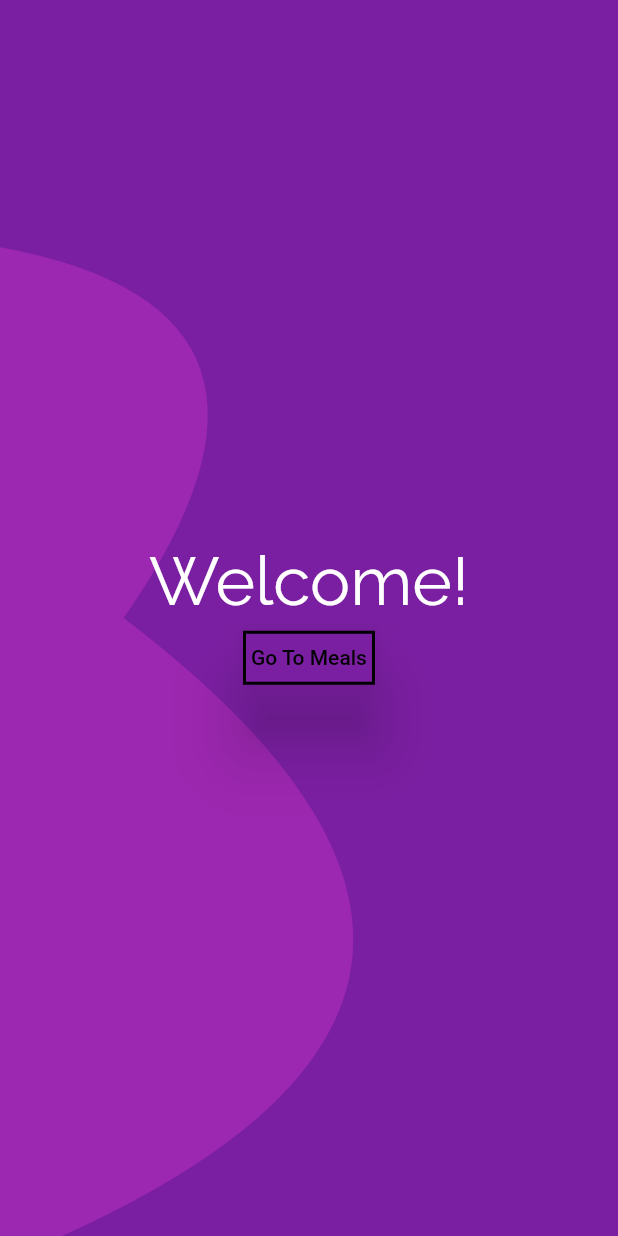
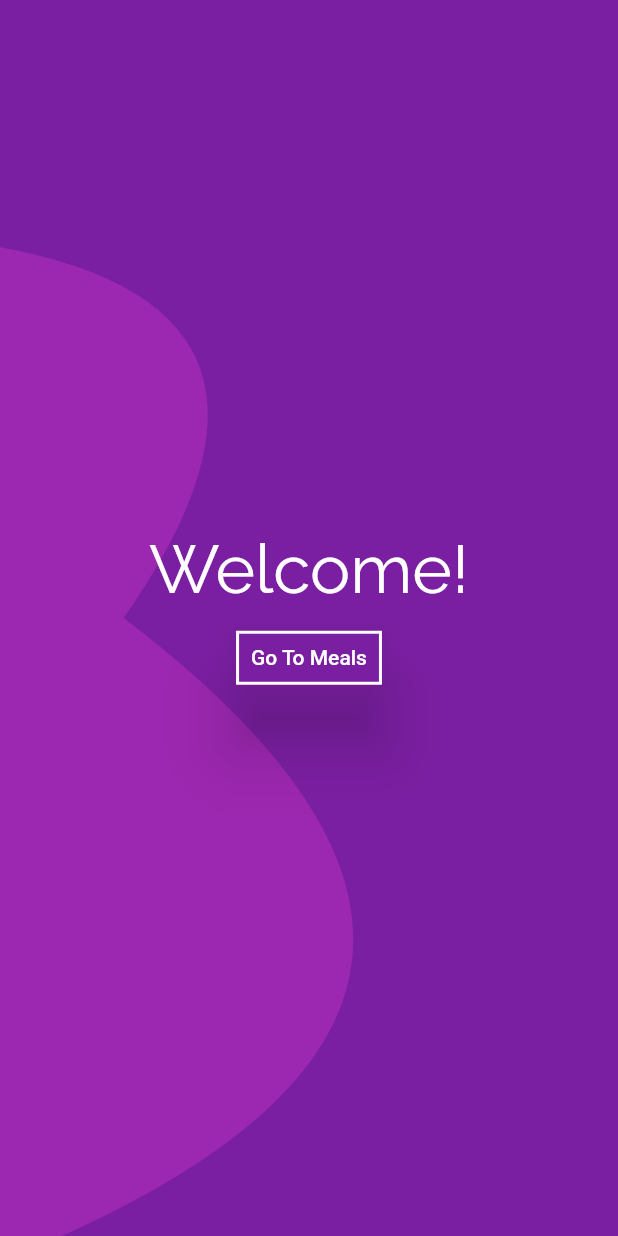
Before and after one commit to manlikeked1/Meal-App, a Flutter app: the screen it shows after launch, on a phone screen of 412 x 824 dp. Run offline on Flutter 3.47's test engine with Material 2 defaults, Android fonts, the phone set to English and light mode, and no system bars.

Commit message:
minor commit

```diff
--- a/lib/screens/home_screen.dart
+++ b/lib/screens/home_screen.dart
@@ -28,17 +28,20 @@ class _HomeState extends State<HomeScreen> {
                       fontSize: 45,
                     )),
               ),
-              RaisedButton(
+              Padding(
+                padding: const EdgeInsets.all(8.0),
+                child: RaisedButton(
                   color: Colors.purple.shade700,
-                textColor: Colors.black,
-                padding: EdgeInsets.symmetric(vertical: 10),
+                  textColor: Colors.white,
+                  padding: EdgeInsets.symmetric(vertical: 10, horizontal: 10),
                   elevation: 20,
                   // highlightElevation: 10,
-                shape: Border.all(width: 2, color: Colors.black),
+                  shape: Border.all(width: 2, color: Colors.white),
                   onPressed: () {
                     Navigator.of(context).pushNamed(TabsScreen.routeName);
                   },
                   child: Text('Go To Meals'),
+                ),
               ),
             ],
           ),
```
Lines whose indentation alone changed are shown as unchanged.
